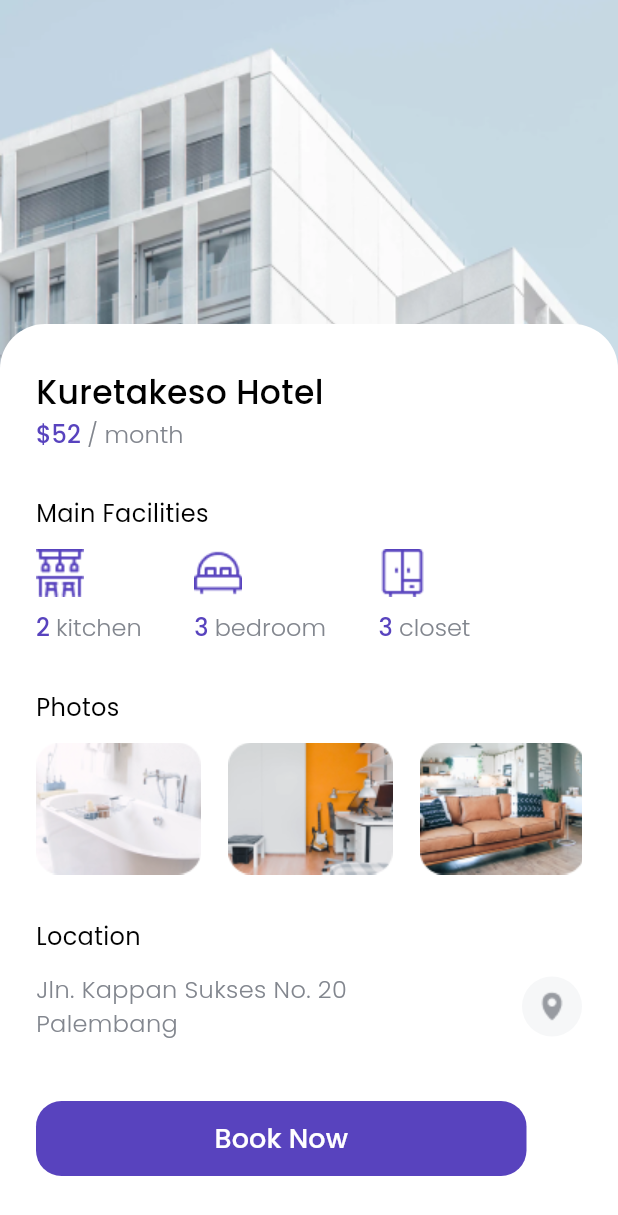
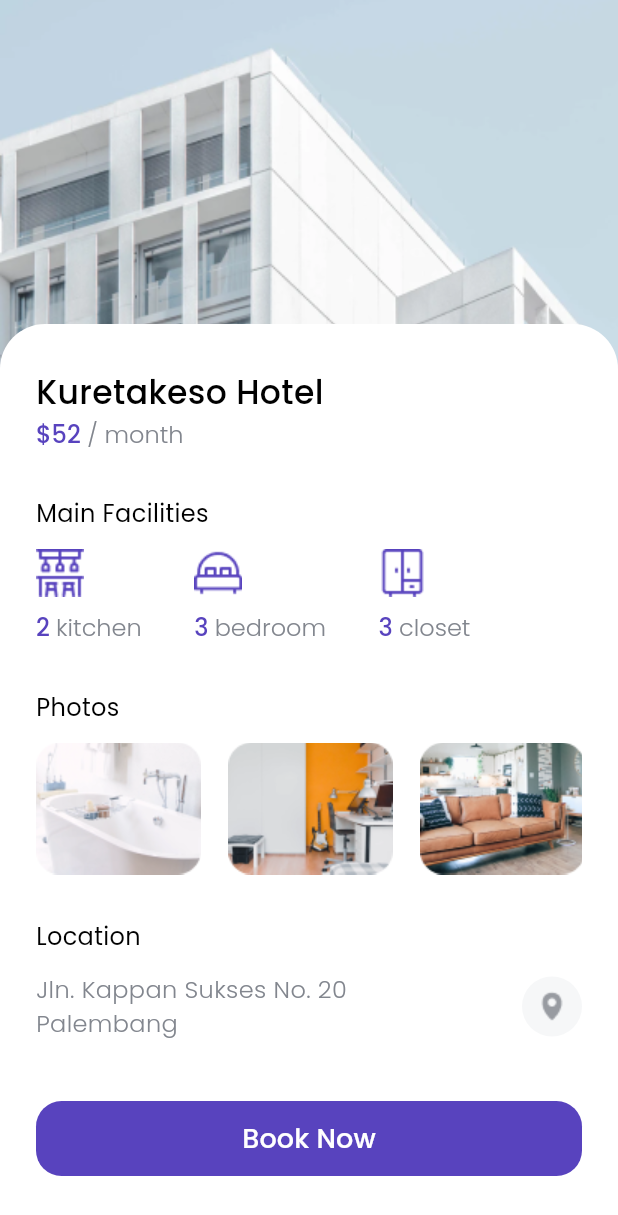
Before and after one commit to jadesnowman/Cozy-BWA, a Flutter app: the DetailPage screen opened directly, scrolled down 129 dp, on a phone screen of 412 x 824 dp. Shown: the top 1215 px of the screen. Run offline on Flutter 3.47's test engine with Material 3 defaults, Android fonts, the phone set to English and light mode, and no system bars; our stand-ins replace google_fonts.

Commit message:
Refactor detail_page.dart layout

```diff
--- a/lib/pages/detail_page.dart
+++ b/lib/pages/detail_page.dart
@@ -31,18 +31,20 @@ class DetailPage extends StatelessWidget {
                         height: 40,
                         width: double.infinity,
                         color: Colors.transparent,
-                        margin: EdgeInsets.symmetric(
+                        margin: const EdgeInsets.symmetric(
                           horizontal: 24,
                           vertical: 30,
                         ),
                         child: Row(
                           mainAxisAlignment: MainAxisAlignment.spaceBetween,
                           children: [
-                            ElevatedButton(
+                            Container(
+                              width: 44,
+                              height: 44,
+                              child: TextButton(
                                 style: ElevatedButton.styleFrom(
-                                shape: CircleBorder(),
-                                padding: EdgeInsets.all(20),
-                              ),
+                                    shape: const CircleBorder(),
+                                    backgroundColor: Colors.white),
                                 onPressed: () => Navigator.pop(context),
                                 child: Image.asset(
                                   'assets/images/navigations/Icon_left_outline.png',
@@ -50,10 +52,11 @@ class DetailPage extends StatelessWidget {
                                   height: 20,
                                 ),
                               ),
+                            ),
                             Container(
                               height: 40,
                               width: 40,
-                              decoration: BoxDecoration(
+                              decoration: const BoxDecoration(
                                 color: Colors.white,
                                 borderRadius: BorderRadius.all(
                                   Radius.circular(100),
@@ -75,9 +78,9 @@ class DetailPage extends StatelessWidget {
                   Container(
                     height: 30,
                     width: double.infinity,
-                    decoration: BoxDecoration(
+                    decoration: const BoxDecoration(
                       color: Colors.white,
-                      borderRadius: const BorderRadius.only(
+                      borderRadius: BorderRadius.only(
                         topLeft: Radius.circular(40),
                         topRight: Radius.circular(40),
                       ),
@@ -86,7 +89,7 @@ class DetailPage extends StatelessWidget {
                 ],
               ),
               Container(
-                decoration: BoxDecoration(
+                decoration: const BoxDecoration(
                   color: Colors.white,
                 ),
                 padding: const EdgeInsets.symmetric(horizontal: 24),
@@ -118,7 +121,7 @@ class DetailPage extends StatelessWidget {
                       ),
                     ),
                     const SizedBox(height: 12),
-                    Row(
+                    const Row(
                       mainAxisAlignment: MainAxisAlignment.start,
                       children: [
                         FacilityCard(
@@ -126,13 +129,13 @@ class DetailPage extends StatelessWidget {
                           name: 'kitchen',
                           amount: 2,
                         ),
-                        const SizedBox(width: 35),
+                        SizedBox(width: 35),
                         FacilityCard(
                           imageUrl: 'assets/images/detail/002-double-bed.png',
                           name: 'bedroom',
                           amount: 3,
                         ),
-                        const SizedBox(width: 35),
+                        SizedBox(width: 35),
                         FacilityCard(
                           imageUrl: 'assets/images/detail/003-cupboard.png',
                           name: 'closet',
@@ -158,19 +161,19 @@ class DetailPage extends StatelessWidget {
                             height: 88,
                             width: 110,
                           ),
-                          SizedBox(width: 18),
+                          const SizedBox(width: 18),
                           Image.asset(
                             'assets/images/detail/pic-2.png',
                             height: 88,
                             width: 110,
                           ),
-                          SizedBox(width: 18),
+                          const SizedBox(width: 18),
                           Image.asset(
                             'assets/images/detail/pic-3.png',
                             height: 88,
                             width: 110,
                           ),
-                          SizedBox(width: 18),
+                          const SizedBox(width: 18),
                           Image.asset(
                             'assets/images/detail/pic-4.png',
                             height: 88,
@@ -214,7 +217,7 @@ class DetailPage extends StatelessWidget {
                     ),
                     const SizedBox(height: 40),
                     SizedBox(
-                      width: 327,
+                      width: double.infinity,
                       height: 50,
                       child: TextButton(
                         style: TextButton.styleFrom(
```
Lines whose indentation alone changed are shown as unchanged.
